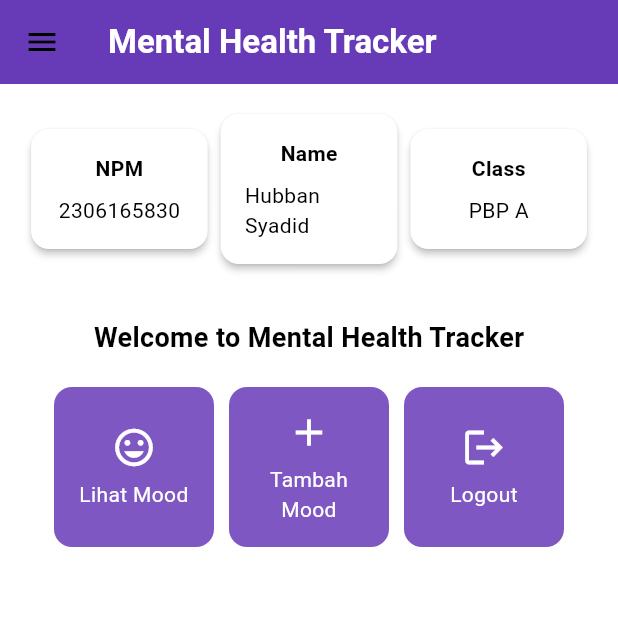
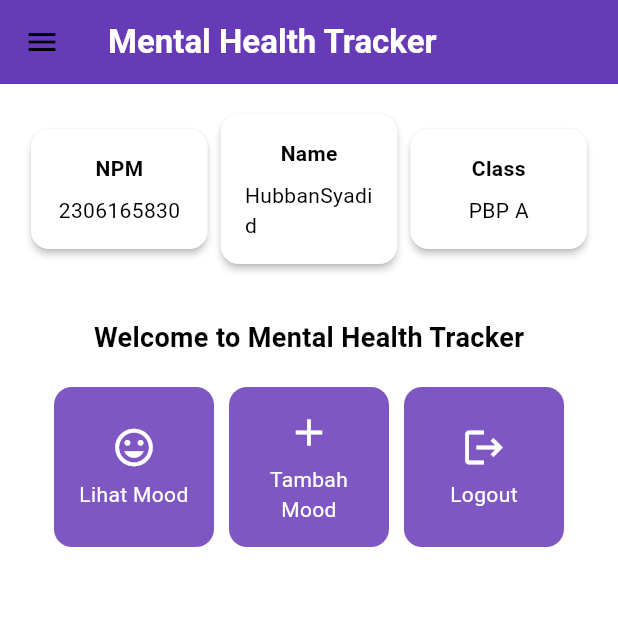
Before and after one commit to hsyadid/mental-health-tracker-mobile., a Flutter app: the MyHomePage screen opened directly, on a phone screen of 412 x 824 dp, the top half of it. Run offline on Flutter 3.47's test engine with Material 3 defaults, Android fonts, the phone set to English and light mode, and no system bars; missing offline and left inert: pbp_django_auth.

Commit message:
Fix prob

```diff
--- a/mental_health_tracker/lib/screens/menu.dart
+++ b/mental_health_tracker/lib/screens/menu.dart
@@ -14,7 +14,7 @@ class MyHomePage extends StatelessWidget {
   @override
   Widget build(BuildContext context) {
     final String npm = '2306165830';
-    final String name = 'Hubban Syadid';
+    final String name = 'HubbanSyadid';
     final String className = 'PBP A';
     return Scaffold(
       // AppBar adalah bagian atas halaman yang menampilkan judul.
```
